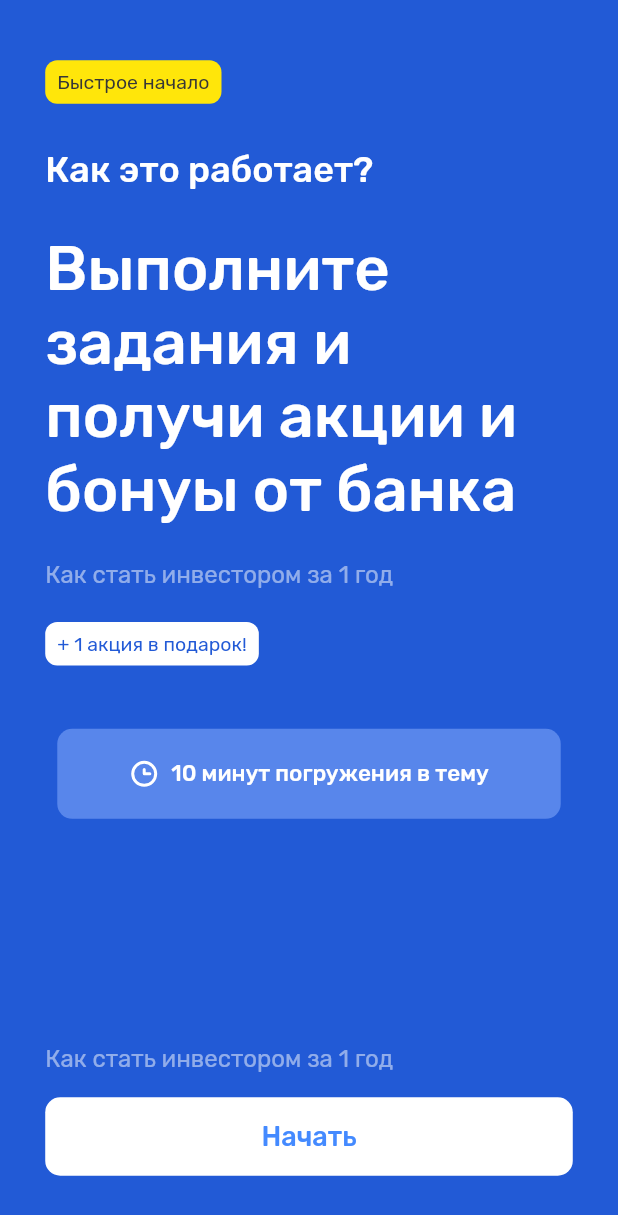
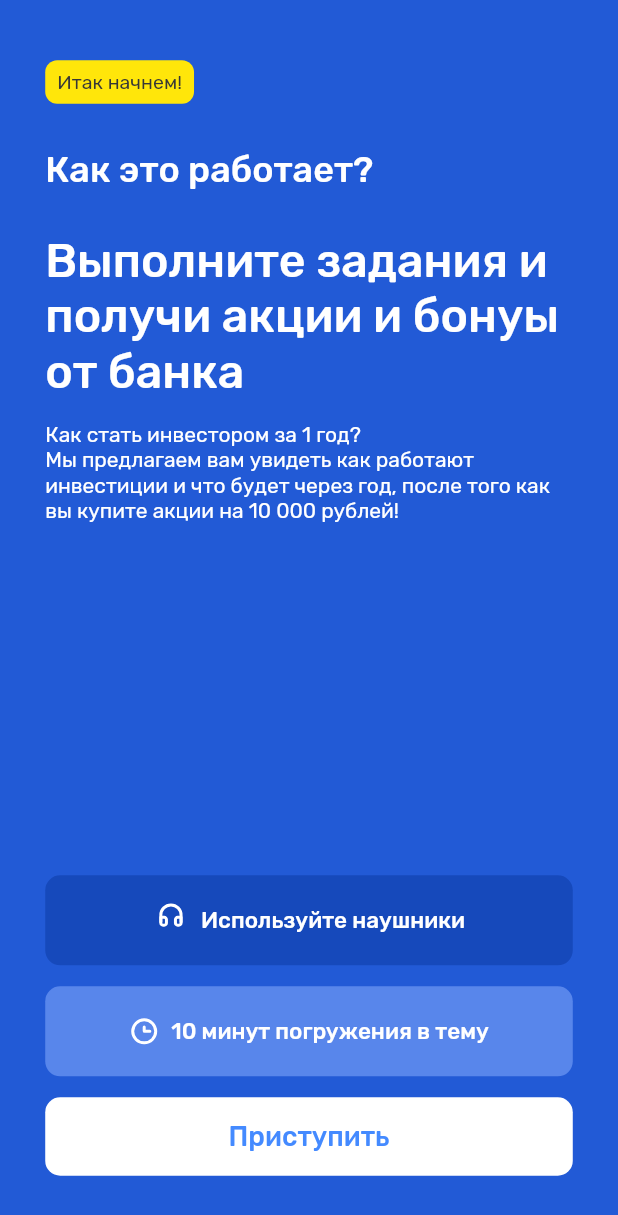
Before and after one commit to mirea-ninja/vtb-hack-mobile, a Flutter app: the QuickStartScreen screen opened directly, on a phone screen of 412 x 824 dp. Shown: the top 1215 px of the screen. Run offline on Flutter 3.47's test engine with Material 2 defaults, Android fonts, the phone set to English and light mode, and no system bars; our stand-ins replace flutter_svg, google_fonts, sliding_up_panel, syncfusion_flutter_sliders, video_player.

Commit message:
Update QuickStartScreen style

```diff
--- a/lib/src/quick_start/quick_start_screen.dart
+++ b/lib/src/quick_start/quick_start_screen.dart
@@ -20,7 +20,7 @@ class QuickStartScreen extends StatelessWidget {
               crossAxisAlignment: CrossAxisAlignment.start,
               children: [
                 const QuickStartLabel(
-                    text: 'Быстрое начало',
+                    text: 'Итак начнем!',
                     backgroundColor: Color(0xffffe60a),
                     textColor: Color(0xff373737)),
                 Padding(
@@ -40,33 +40,45 @@ class QuickStartScreen extends StatelessWidget {
                   "Выполните задания и получи акции и бонуы от банка ",
                   style: TextStyle(
                     color: Colors.white,
-                    fontSize: 41,
+                    fontSize: 31,
                     fontFamily: "Rubik",
                     fontWeight: FontWeight.w500,
                   ),
                 ),
-                Padding(
-                  padding: EdgeInsets.symmetric(vertical: MySize.size22!),
-                  child: const Opacity(
-                    opacity: 0.50,
-                    child: Text(
-                      "Как стать инвестором за 1 год",
+                const SizedBox(height: 15),
+                const Text(
+                  "Как стать инвестором за 1 год?\nМы предлагаем вам увидеть как работают инвестиции и что будет через год, после того как вы купите акции на 10 000 рублей!",
                   style: TextStyle(
                     color: Colors.white,
-                        fontSize: 16,
+                    fontSize: 14,
                   ),
                 ),
+                const Spacer(),
+                Container(
+                  height: 60,
+                  decoration: BoxDecoration(
+                    borderRadius: BorderRadius.circular(10),
+                    color: const Color(0xff1649bb),
+                  ),
+                  child: Row(
+                    mainAxisAlignment: MainAxisAlignment.center,
+                    children: [
+                      SvgPicture.asset('assets/icons/headphones.svg'),
+                      SizedBox(width: MySize.size8),
+                      const Text(
+                        "Используйте наушники",
+                        style: TextStyle(
+                          color: Colors.white,
+                          fontSize: 15,
+                          fontFamily: "Rubik",
+                          fontWeight: FontWeight.w500,
+                        ),
+                      )
+                    ],
                   ),
                 ),
-                const QuickStartLabel(
-                    text: '+ 1 акция в подарок!',
-                    backgroundColor: Colors.white,
-                    textColor: Color(0xff225ad6)),
-                SizedBox(height: MySize.size42),
-                Padding(
-                  padding: EdgeInsets.symmetric(horizontal: MySize.size8!),
-                  child: Container(
-                    width: 351,
+                const SizedBox(height: 14),
+                Container(
                   height: 60,
                   decoration: BoxDecoration(
                     borderRadius: BorderRadius.circular(10),
@@ -89,24 +101,8 @@ class QuickStartScreen extends StatelessWidget {
                     ],
                   ),
                 ),
-                ),
-                const Expanded(
-                  child: Align(
-                    alignment: Alignment.bottomLeft,
-                    child: Opacity(
-                      opacity: 0.50,
-                      child: Text(
-                        "Как стать инвестором за 1 год",
-                        style: TextStyle(
-                          color: Colors.white,
-                          fontSize: 16,
-                        ),
-                      ),
-                    ),
-                  ),
-                ),
-                SizedBox(height: MySize.size16),
-                FullWidthButton(text: 'Начать', onPressed: () {}),
+                const SizedBox(height: 14),
+                FullWidthButton(text: 'Приступить', onPressed: () {}),
               ],
             )),
       ),
```
Also changed, not shown: assets/icons/headphones.svg (added). Lines whose indentation alone changed are shown as unchanged.
